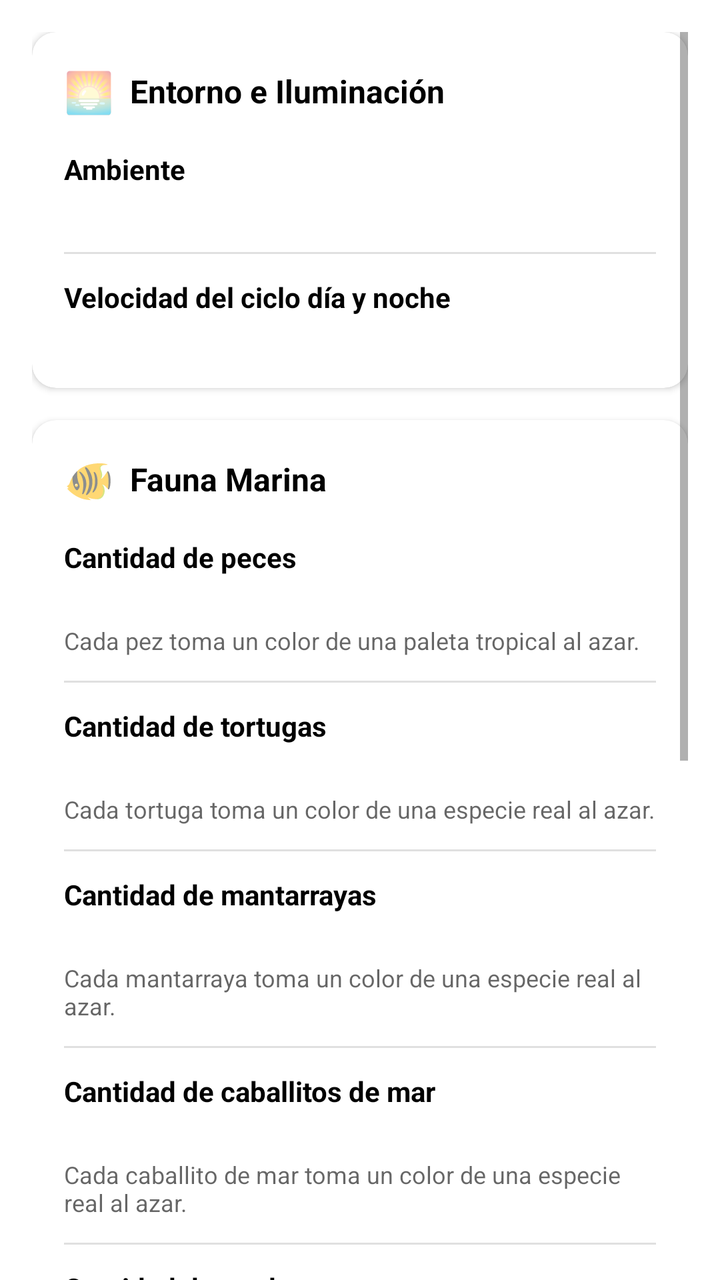
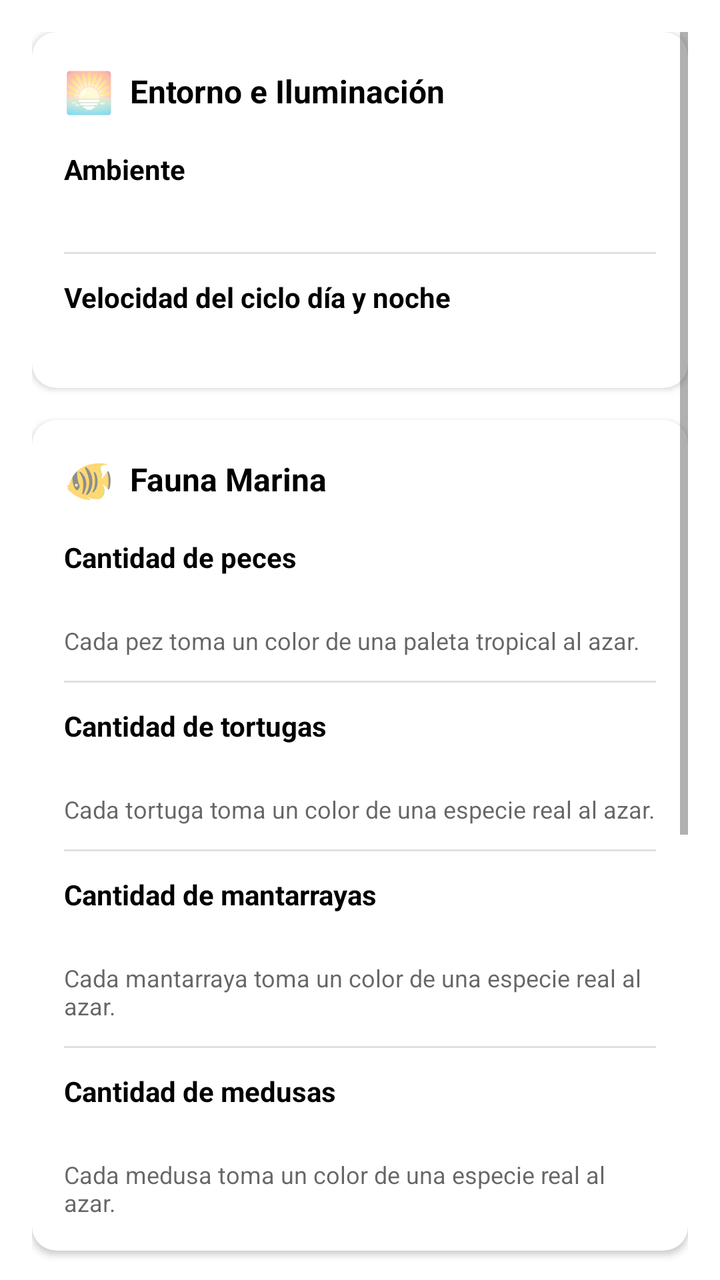

Before-and-after screenshots of an Android layout around one commit, followed by the original layout XML and the change that was made.
<!-- AndroidManifest.xml: application theme Theme.AcuarioWallpaper -->
<!-- res/layout/fragment_acuario_settings.xml -->
<?xml version="1.0" encoding="utf-8"?>
<ScrollView xmlns:android="http://schemas.android.com/apk/res/android"
    xmlns:app="http://schemas.android.com/apk/res-auto"
    android:layout_width="match_parent"
    android:layout_height="match_parent"
    android:padding="16dp"
    android:clipToPadding="false"
    android:background="?attr/colorSurface">

    <LinearLayout
        android:layout_width="match_parent"
        android:layout_height="wrap_content"
        android:orientation="vertical">

        
        <com.google.android.material.card.MaterialCardView
            android:layout_width="match_parent"
            android:layout_height="wrap_content"
            android:layout_marginBottom="16dp"
            app:cardCornerRadius="12dp"
            app:cardElevation="2dp"
            app:cardBackgroundColor="?attr/colorSurface">

            <LinearLayout
                android:layout_width="match_parent"
                android:layout_height="wrap_content"
                android:orientation="vertical"
                android:padding="16dp">

                <LinearLayout
                    android:layout_width="match_parent"
                    android:layout_height="wrap_content"
                    android:orientation="horizontal"
                    android:gravity="center_vertical"
                    android:layout_marginBottom="16dp">

                    <TextView
                        android:layout_width="wrap_content"
                        android:layout_height="wrap_content"
                        android:text="🌅"
                        android:textSize="20sp"
                        android:layout_marginEnd="8dp" />

                    <TextView
                        android:layout_width="wrap_content"
                        android:layout_height="wrap_content"
                        android:text="Entorno e Iluminación"
                        android:textColor="?attr/colorOnSurface"
                        android:textSize="16sp"
                        android:textStyle="bold" />
                </LinearLayout>

                
                <TextView
                    android:layout_width="match_parent"
                    android:layout_height="wrap_content"
                    android:text="@string/settings_section_environment"
                    android:textColor="?attr/colorOnSurface"
                    android:textSize="14sp"
                    android:textStyle="bold"
                    android:layout_marginBottom="8dp" />

                <HorizontalScrollView
                    android:layout_width="match_parent"
                    android:layout_height="wrap_content"
                    android:scrollbars="none"
                    android:requiresFadingEdge="horizontal"
                    android:fadingEdgeLength="24dp">

                    <LinearLayout
                        android:id="@+id/containerAcuarioTheme"
                        android:layout_width="wrap_content"
                        android:layout_height="wrap_content"
                        android:orientation="horizontal"
                        android:paddingBottom="8dp"
                        android:paddingTop="4dp" />
                </HorizontalScrollView>

                
                <LinearLayout
                    android:id="@+id/layoutCustomColors"
                    android:layout_width="match_parent"
                    android:layout_height="wrap_content"
                    android:orientation="vertical"
                    android:visibility="gone">

                    
                    <View
                        android:layout_width="match_parent"
                        android:layout_height="1dp"
                        android:background="#1F000000"
                        android:layout_marginTop="12dp"
                        android:layout_marginBottom="12dp" />

                    
                    <TextView
                        android:layout_width="match_parent"
                        android:layout_height="wrap_content"
                        android:text="Color Superior (Superficie)"
                        android:textColor="?attr/colorOnSurface"
                        android:textSize="14sp"
                        android:textStyle="bold"
                        android:layout_marginBottom="8dp" />

                    <HorizontalScrollView
                        android:layout_width="match_parent"
                        android:layout_height="wrap_content"
                        android:scrollbars="none"
                        android:requiresFadingEdge="horizontal"
                        android:fadingEdgeLength="24dp">

                        <LinearLayout
                            android:id="@+id/containerCustomShallowColor"
                            android:layout_width="wrap_content"
                            android:layout_height="wrap_content"
                            android:orientation="horizontal"
                            android:paddingBottom="8dp"
                            android:paddingTop="4dp" />
                    </HorizontalScrollView>

                    
                    <TextView
                        android:layout_width="match_parent"
                        android:layout_height="wrap_content"
                        android:text="Color Inferior (Fondo)"
                        android:textColor="?attr/colorOnSurface"
                        android:textSize="14sp"
                        android:textStyle="bold"
                        android:layout_marginTop="12dp"
                        android:layout_marginBottom="8dp" />

                    <HorizontalScrollView
                        android:layout_width="match_parent"
                        android:layout_height="wrap_content"
                        android:scrollbars="none"
                        android:requiresFadingEdge="horizontal"
                        android:fadingEdgeLength="24dp">

                        <LinearLayout
                            android:id="@+id/containerCustomDeepColor"
                            android:layout_width="wrap_content"
                            android:layout_height="wrap_content"
                            android:orientation="horizontal"
                            android:paddingBottom="8dp"
                            android:paddingTop="4dp" />
                    </HorizontalScrollView>
                </LinearLayout>

                
                <View
                    android:layout_width="match_parent"
                    android:layout_height="1dp"
                    android:background="#1F000000"
                    android:layout_marginTop="12dp"
                    android:layout_marginBottom="12dp" />

                
                <TextView
                    android:layout_width="match_parent"
                    android:layout_height="wrap_content"
                    android:text="@string/settings_section_day_night_cycle"
                    android:textColor="?attr/colorOnSurface"
                    android:textSize="14sp"
                    android:textStyle="bold"
                    android:layout_marginBottom="8dp" />

                <HorizontalScrollView
                    android:layout_width="match_parent"
                    android:layout_height="wrap_content"
                    android:scrollbars="none"
                    android:requiresFadingEdge="horizontal"
                    android:fadingEdgeLength="24dp">

                    <LinearLayout
                        android:id="@+id/containerDayNightCycle"
                        android:layout_width="wrap_content"
                        android:layout_height="wrap_content"
                        android:orientation="horizontal"
                        android:paddingBottom="8dp"
                        android:paddingTop="4dp" />
                </HorizontalScrollView>

            </LinearLayout>
        </com.google.android.material.card.MaterialCardView>

        
        <com.google.android.material.card.MaterialCardView
            android:layout_width="match_parent"
            android:layout_height="wrap_content"
            android:layout_marginBottom="16dp"
            app:cardCornerRadius="12dp"
            app:cardElevation="2dp"
            app:cardBackgroundColor="?attr/colorSurface">

            <LinearLayout
                android:layout_width="match_parent"
                android:layout_height="wrap_content"
                android:orientation="vertical"
                android:padding="16dp">

                <LinearLayout
                    android:layout_width="match_parent"
                    android:layout_height="wrap_content"
                    android:orientation="horizontal"
                    android:gravity="center_vertical"
                    android:layout_marginBottom="16dp">

                    <TextView
                        android:layout_width="wrap_content"
                        android:layout_height="wrap_content"
                        android:text="🐠"
                        android:textSize="20sp"
                        android:layout_marginEnd="8dp" />

                    <TextView
                        android:layout_width="wrap_content"
                        android:layout_height="wrap_content"
                        android:text="Fauna Marina"
                        android:textColor="?attr/colorOnSurface"
                        android:textSize="16sp"
                        android:textStyle="bold" />
                </LinearLayout>

                
                <TextView
                    android:layout_width="match_parent"
                    android:layout_height="wrap_content"
                    android:text="@string/settings_section_fish_count"
                    android:textColor="?attr/colorOnSurface"
                    android:textSize="14sp"
                    android:textStyle="bold"
                    android:layout_marginBottom="8dp" />

                <HorizontalScrollView
                    android:layout_width="match_parent"
                    android:layout_height="wrap_content"
                    android:scrollbars="none"
                    android:requiresFadingEdge="horizontal"
                    android:fadingEdgeLength="24dp">

                    <LinearLayout
                        android:id="@+id/containerFishCount"
                        android:layout_width="wrap_content"
                        android:layout_height="wrap_content"
                        android:orientation="horizontal"
                        android:paddingBottom="8dp"
                        android:paddingTop="4dp" />
                </HorizontalScrollView>

                <TextView
                    android:layout_width="match_parent"
                    android:layout_height="wrap_content"
                    android:text="@string/settings_fish_color_note"
                    android:textColor="?android:attr/textColorSecondary"
                    android:textSize="12sp"
                    android:layout_marginTop="4dp"
                    android:layout_marginBottom="12dp" />

                
                <View
                    android:layout_width="match_parent"
                    android:layout_height="1dp"
                    android:background="#1F000000"
                    android:layout_marginBottom="12dp" />

                
                <TextView
                    android:layout_width="match_parent"
                    android:layout_height="wrap_content"
                    android:text="@string/settings_section_turtle_count"
                    android:textColor="?attr/colorOnSurface"
                    android:textSize="14sp"
                    android:textStyle="bold"
                    android:layout_marginBottom="8dp" />

                <HorizontalScrollView
                    android:layout_width="match_parent"
                    android:layout_height="wrap_content"
                    android:scrollbars="none"
                    android:requiresFadingEdge="horizontal"
                    android:fadingEdgeLength="24dp">

                    <LinearLayout
                        android:id="@+id/containerTurtleCount"
                        android:layout_width="wrap_content"
                        android:layout_height="wrap_content"
                        android:orientation="horizontal"
                        android:paddingBottom="8dp"
                        android:paddingTop="4dp" />
                </HorizontalScrollView>

                <TextView
                    android:layout_width="match_parent"
                    android:layout_height="wrap_content"
                    android:text="@string/settings_turtle_color_note"
                    android:textColor="?android:attr/textColorSecondary"
                    android:textSize="12sp"
                    android:layout_marginTop="4dp"
                    android:layout_marginBottom="12dp" />

                
                <View
                    android:layout_width="match_parent"
                    android:layout_height="1dp"
                    android:background="#1F000000"
                    android:layout_marginBottom="12dp" />

                
                <TextView
                    android:layout_width="match_parent"
                    android:layout_height="wrap_content"
                    android:text="@string/settings_section_manta_count"
                    android:textColor="?attr/colorOnSurface"
                    android:textSize="14sp"
                    android:textStyle="bold"
                    android:layout_marginBottom="8dp" />

                <HorizontalScrollView
                    android:layout_width="match_parent"
                    android:layout_height="wrap_content"
                    android:scrollbars="none"
                    android:requiresFadingEdge="horizontal"
                    android:fadingEdgeLength="24dp">

                    <LinearLayout
                        android:id="@+id/containerMantaCount"
                        android:layout_width="wrap_content"
                        android:layout_height="wrap_content"
                        android:orientation="horizontal"
                        android:paddingBottom="8dp"
                        android:paddingTop="4dp" />
                </HorizontalScrollView>

                <TextView
                    android:layout_width="match_parent"
                    android:layout_height="wrap_content"
                    android:text="@string/settings_manta_color_note"
                    android:textColor="?android:attr/textColorSecondary"
                    android:textSize="12sp"
                    android:layout_marginTop="4dp"
                    android:layout_marginBottom="12dp" />

                
                <View
                    android:layout_width="match_parent"
                    android:layout_height="1dp"
                    android:background="#1F000000"
                    android:layout_marginBottom="12dp" />

                
                <TextView
                    android:layout_width="match_parent"
                    android:layout_height="wrap_content"
                    android:text="@string/settings_section_seahorse_count"
                    android:textColor="?attr/colorOnSurface"
                    android:textSize="14sp"
                    android:textStyle="bold"
                    android:layout_marginBottom="8dp" />

                <HorizontalScrollView
                    android:layout_width="match_parent"
                    android:layout_height="wrap_content"
                    android:scrollbars="none"
                    android:requiresFadingEdge="horizontal"
                    android:fadingEdgeLength="24dp">

                    <LinearLayout
                        android:id="@+id/containerSeahorseCount"
                        android:layout_width="wrap_content"
                        android:layout_height="wrap_content"
                        android:orientation="horizontal"
                        android:paddingBottom="8dp"
                        android:paddingTop="4dp" />
                </HorizontalScrollView>

                <TextView
                    android:layout_width="match_parent"
                    android:layout_height="wrap_content"
                    android:text="@string/settings_seahorse_color_note"
                    android:textColor="?android:attr/textColorSecondary"
                    android:textSize="12sp"
                    android:layout_marginTop="4dp"
                    android:layout_marginBottom="12dp" />

                
                <View
                    android:layout_width="match_parent"
                    android:layout_height="1dp"
                    android:background="#1F000000"
                    android:layout_marginBottom="12dp" />

                
                <TextView
                    android:layout_width="match_parent"
                    android:layout_height="wrap_content"
                    android:text="@string/settings_section_jellyfish_count"
                    android:textColor="?attr/colorOnSurface"
                    android:textSize="14sp"
                    android:textStyle="bold"
                    android:layout_marginBottom="8dp" />

                <HorizontalScrollView
                    android:layout_width="match_parent"
                    android:layout_height="wrap_content"
                    android:scrollbars="none"
                    android:requiresFadingEdge="horizontal"
                    android:fadingEdgeLength="24dp">

                    <LinearLayout
                        android:id="@+id/containerJellyfishCount"
                        android:layout_width="wrap_content"
                        android:layout_height="wrap_content"
                        android:orientation="horizontal"
                        android:paddingBottom="8dp"
                        android:paddingTop="4dp" />
                </HorizontalScrollView>

                <TextView
                    android:layout_width="match_parent"
                    android:layout_height="wrap_content"
                    android:text="@string/settings_jellyfish_color_note"
                    android:textColor="?android:attr/textColorSecondary"
                    android:textSize="12sp"
                    android:layout_marginTop="4dp" />

            </LinearLayout>
        </com.google.android.material.card.MaterialCardView>

        
        <com.google.android.material.card.MaterialCardView
            android:layout_width="match_parent"
            android:layout_height="wrap_content"
            android:layout_marginBottom="16dp"
            app:cardCornerRadius="12dp"
            app:cardElevation="2dp"
            app:cardBackgroundColor="?attr/colorSurface">

            <LinearLayout
                android:layout_width="match_parent"
                android:layout_height="wrap_content"
                android:orientation="vertical"
                android:padding="16dp">

                <LinearLayout
                    android:layout_width="match_parent"
                    android:layout_height="wrap_content"
                    android:orientation="horizontal"
                    android:gravity="center_vertical"
                    android:layout_marginBottom="16dp">

                    <TextView
                        android:layout_width="wrap_content"
                        android:layout_height="wrap_content"
                        android:text="🌿"
                        android:textSize="20sp"
                        android:layout_marginEnd="8dp" />

                    <TextView
                        android:layout_width="wrap_content"
                        android:layout_height="wrap_content"
                        android:text="Paisaje y Detalles"
                        android:textColor="?attr/colorOnSurface"
                        android:textSize="16sp"
                        android:textStyle="bold" />
                </LinearLayout>

                
                <TextView
                    android:layout_width="match_parent"
                    android:layout_height="wrap_content"
                    android:text="@string/settings_section_plant_density"
                    android:textColor="?attr/colorOnSurface"
                    android:textSize="14sp"
                    android:textStyle="bold"
                    android:layout_marginBottom="8dp" />

                <HorizontalScrollView
                    android:layout_width="match_parent"
                    android:layout_height="wrap_content"
                    android:scrollbars="none"
                    android:requiresFadingEdge="horizontal"
                    android:fadingEdgeLength="24dp">

                    <LinearLayout
                        android:id="@+id/containerPlantDensity"
                        android:layout_width="wrap_content"
                        android:layout_height="wrap_content"
                        android:orientation="horizontal"
                        android:paddingBottom="8dp"
                        android:paddingTop="4dp" />
                </HorizontalScrollView>

                <TextView
                    android:layout_width="match_parent"
                    android:layout_height="wrap_content"
                    android:text="@string/settings_plant_color_note"
                    android:textColor="?android:attr/textColorSecondary"
                    android:textSize="12sp"
                    android:layout_marginTop="4dp"
                    android:layout_marginBottom="12dp" />

                
                <View
                    android:layout_width="match_parent"
                    android:layout_height="1dp"
                    android:background="#1F000000"
                    android:layout_marginBottom="12dp" />

                
                <TextView
                    android:layout_width="match_parent"
                    android:layout_height="wrap_content"
                    android:text="@string/settings_section_bubble_count"
                    android:textColor="?attr/colorOnSurface"
                    android:textSize="14sp"
                    android:textStyle="bold"
                    android:layout_marginBottom="8dp" />

                <HorizontalScrollView
                    android:layout_width="match_parent"
                    android:layout_height="wrap_content"
                    android:scrollbars="none"
                    android:requiresFadingEdge="horizontal"
                    android:fadingEdgeLength="24dp">

                    <LinearLayout
                        android:id="@+id/containerBubbleCount"
                        android:layout_width="wrap_content"
                        android:layout_height="wrap_content"
                        android:orientation="horizontal"
                        android:paddingBottom="8dp"
                        android:paddingTop="4dp" />
                </HorizontalScrollView>

                
                <View
                    android:layout_width="match_parent"
                    android:layout_height="1dp"
                    android:background="#1F000000"
                    android:layout_marginTop="12dp"
                    android:layout_marginBottom="12dp" />

                
                <TextView
                    android:layout_width="match_parent"
                    android:layout_height="wrap_content"
                    android:text="@string/settings_section_submarine_color"
                    android:textColor="?attr/colorOnSurface"
                    android:textSize="14sp"
                    android:textStyle="bold"
                    android:layout_marginBottom="8dp" />

                <HorizontalScrollView
                    android:layout_width="match_parent"
                    android:layout_height="wrap_content"
                    android:scrollbars="none"
                    android:requiresFadingEdge="horizontal"
                    android:fadingEdgeLength="24dp">

                    <LinearLayout
                        android:id="@+id/containerSubmarineColor"
                        android:layout_width="wrap_content"
                        android:layout_height="wrap_content"
                        android:orientation="horizontal"
                        android:paddingBottom="8dp"
                        android:paddingTop="4dp" />
                </HorizontalScrollView>

            </LinearLayout>
        </com.google.android.material.card.MaterialCardView>

        
        <TextView
            android:layout_width="match_parent"
            android:layout_height="wrap_content"
            android:text="@string/settings_placeholder"
            android:textColor="?android:attr/textColorSecondary"
            android:textSize="13sp"
            android:gravity="center_horizontal"
            android:layout_marginTop="16dp"
            android:layout_marginBottom="16dp" />

    </LinearLayout>
</ScrollView>
<!-- resources referenced by this layout -->
<resources>
  <string name="settings_fish_color_note">Cada pez toma un color de una paleta tropical al azar.</string>
  <string name="settings_jellyfish_color_note">Cada medusa toma un color de una especie real al azar.</string>
  <string name="settings_manta_color_note">Cada mantarraya toma un color de una especie real al azar.</string>
  <string name="settings_placeholder">Más ajustes (peces, fondo…) próximamente.</string>
  <string name="settings_plant_color_note">Cada planta toma un color de una especie real al azar.</string>
  <string name="settings_seahorse_color_note">Cada caballito de mar toma un color de una especie real al azar.</string>
  <string name="settings_section_bubble_count">Cantidad de burbujas</string>
  <string name="settings_section_day_night_cycle">Velocidad del ciclo día y noche</string>
  <string name="settings_section_environment">Ambiente</string>
  <string name="settings_section_fish_count">Cantidad de peces</string>
  <string name="settings_section_jellyfish_count">Cantidad de medusas</string>
  <string name="settings_section_manta_count">Cantidad de mantarrayas</string>
  <string name="settings_section_plant_density">Vegetación</string>
  <string name="settings_section_seahorse_count">Cantidad de caballitos de mar</string>
  <string name="settings_section_submarine_color">Color del submarino</string>
  <string name="settings_section_turtle_count">Cantidad de tortugas</string>
  <string name="settings_turtle_color_note">Cada tortuga toma un color de una especie real al azar.</string>
  <style name="Theme.AcuarioWallpaper" parent="Theme.MaterialComponents.DayNight.DarkActionBar">
          
          <item name="colorPrimary">@color/purple_500</item>
          <item name="colorPrimaryVariant">@color/purple_700</item>
          <item name="colorOnPrimary">@color/white</item>
          
          <item name="colorSecondary">@color/teal_200</item>
          <item name="colorSecondaryVariant">@color/teal_700</item>
          <item name="colorOnSecondary">@color/black</item>
          
          <item name="android:statusBarColor">?attr/colorPrimaryVariant</item>
          
      </style>
  <color name="purple_500">#FF6200EE</color>
  <color name="purple_700">#FF3700B3</color>
  <color name="white">#FFFFFFFF</color>
  <color name="teal_200">#FF03DAC5</color>
  <color name="teal_700">#FF018786</color>
  <color name="black">#FF000000</color>
</resources>

<!-- the commit's change to res/layout/fragment_acuario_settings.xml (unified diff, before → after) -->
@@ -347,47 +347,7 @@
                     android:background="#1F000000"
                     android:layout_marginBottom="12dp" />
 
-                
-                <TextView
-                    android:layout_width="match_parent"
-                    android:layout_height="wrap_content"
-                    android:text="@string/settings_section_seahorse_count"
-                    android:textColor="?attr/colorOnSurface"
-                    android:textSize="14sp"
-                    android:textStyle="bold"
-                    android:layout_marginBottom="8dp" />
-
-                <HorizontalScrollView
-                    android:layout_width="match_parent"
-                    android:layout_height="wrap_content"
-                    android:scrollbars="none"
-                    android:requiresFadingEdge="horizontal"
-                    android:fadingEdgeLength="24dp">
-
-                    <LinearLayout
-                        android:id="@+id/containerSeahorseCount"
-                        android:layout_width="wrap_content"
-                        android:layout_height="wrap_content"
-                        android:orientation="horizontal"
-                        android:paddingBottom="8dp"
-                        android:paddingTop="4dp" />
-                </HorizontalScrollView>
-
-                <TextView
-                    android:layout_width="match_parent"
-                    android:layout_height="wrap_content"
-                    android:text="@string/settings_seahorse_color_note"
-                    android:textColor="?android:attr/textColorSecondary"
-                    android:textSize="12sp"
-                    android:layout_marginTop="4dp"
-                    android:layout_marginBottom="12dp" />
-
-                
-                <View
-                    android:layout_width="match_parent"
-                    android:layout_height="1dp"
-                    android:background="#1F000000"
-                    android:layout_marginBottom="12dp" />
+
 
                 
                 <TextView
<!-- resource entries referenced after the edit -->
@@ -5,7 +5,6 @@
   <string name="settings_manta_color_note">Cada mantarraya toma un color de una especie real al azar.</string>
   <string name="settings_placeholder">Más ajustes (peces, fondo…) próximamente.</string>
   <string name="settings_plant_color_note">Cada planta toma un color de una especie real al azar.</string>
-  <string name="settings_seahorse_color_note">Cada caballito de mar toma un color de una especie real al azar.</string>
   <string name="settings_section_bubble_count">Cantidad de burbujas</string>
   <string name="settings_section_day_night_cycle">Velocidad del ciclo día y noche</string>
   <string name="settings_section_environment">Ambiente</string>
@@ -13,7 +12,6 @@
   <string name="settings_section_jellyfish_count">Cantidad de medusas</string>
   <string name="settings_section_manta_count">Cantidad de mantarrayas</string>
   <string name="settings_section_plant_density">Vegetación</string>
-  <string name="settings_section_seahorse_count">Cantidad de caballitos de mar</string>
   <string name="settings_section_submarine_color">Color del submarino</string>
   <string name="settings_section_turtle_count">Cantidad de tortugas</string>
   <string name="settings_turtle_color_note">Cada tortuga toma un color de una especie real al azar.</string>
